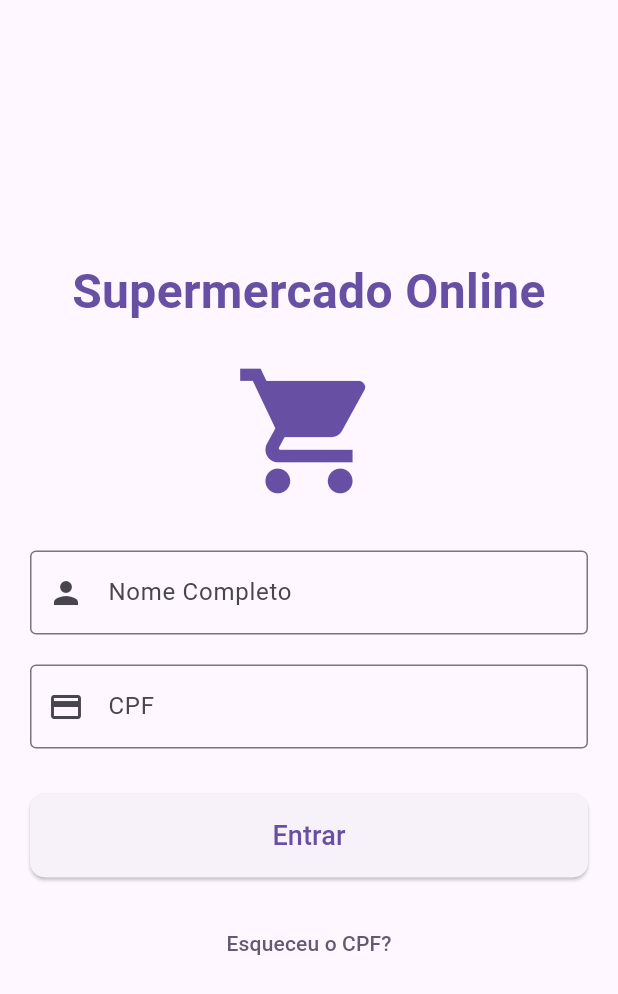
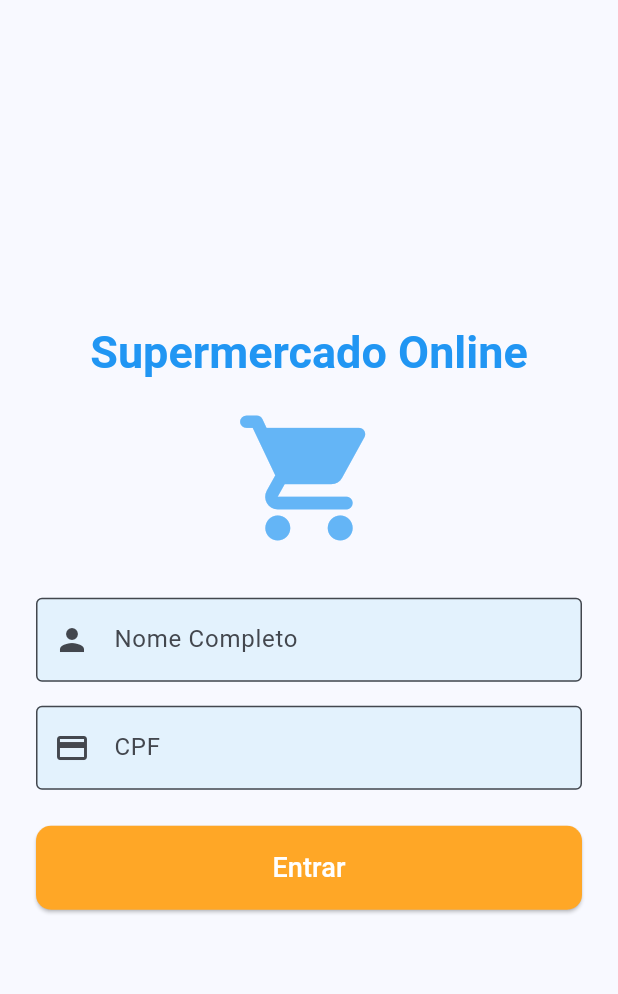
Before and after one commit to manuluzz/CarrinhoDeSupermercado, a Flutter app: the screen it shows after launch, on a phone screen of 412 x 824 dp. Shown: the top 994 px of the screen. Run offline on Flutter 3.47's test engine with Material 3 defaults, Android fonts, the phone set to English and light mode, and no system bars; our stand-ins replace flutter_blue.

Commit message:
código funcionando corretamente

```diff
--- a/lib/login_screen.dart
+++ b/lib/login_screen.dart
@@ -1,16 +1,83 @@
-// login_screen.dart
-// ignore_for_file: use_key_in_widget_constructors
-
 import 'package:flutter/material.dart';
 import 'pdv_screen.dart';
 
-class LoginScreen extends StatelessWidget {
+class LoginScreen extends StatefulWidget {
+  @override
+  State<LoginScreen> createState() => _LoginScreenState();
+}
+
+class _LoginScreenState extends State<LoginScreen> {
+  final TextEditingController _nameController = TextEditingController();
+  final TextEditingController _cpfController = TextEditingController();
+
+  bool _isNameValid = true;
+  bool _isCpfValid = true;
+
+  String? _validateCPF(String cpf) {
+    cpf = cpf.replaceAll(RegExp(r'\D'), ''); // Remove tudo que não é número
+    if (cpf.length != 11) return "CPF inválido.";
+
+    if (RegExp(r'^(\d)\1*$').hasMatch(cpf)) return "CPF inválido.";
+
+    List<int> numbers = cpf.split('').map((e) => int.parse(e)).toList();
+    int sum = 0;
+    for (int i = 0; i < 9; i++) {sum += numbers[i] * (10 - i);}
+    int firstDigit = (sum * 10 % 11) % 10;
+
+    sum = 0;
+    for (int i = 0; i < 10; i++) {sum += numbers[i] * (11 - i);}
+    int secondDigit = (sum * 10 % 11) % 10;
+
+    return (numbers[9] == firstDigit && numbers[10] == secondDigit) ? null : "CPF inválido.";
+  }
+
+  void _onLoginPressed() {
+    String name = _nameController.text.trim();
+    String cpf = _cpfController.text.trim();
+
+    setState(() {
+      _isNameValid = name.isNotEmpty;
+      _isCpfValid = _validateCPF(cpf) == null;
+
+      if (!_isNameValid && !_isCpfValid) {
+        _showErrorDialog("Informe seu nome e CPF.");
+      } else if (!_isNameValid) {
+        _showErrorDialog("Informe seu nome.");
+      } else if (!_isCpfValid) {
+        _showErrorDialog("Informe um CPF válido.");
+      } else {
+        Navigator.push(
+          context,
+          MaterialPageRoute(
+            builder: (context) => PDVScreen(clientName: name),
+          ),
+        );
+      }
+    });
+  }
+
+  void _showErrorDialog(String message) {
+    showDialog(
+      context: context,
+      builder: (context) => AlertDialog(
+        title: const Text("Erro"),
+        content: Text(message),
+        actions: [
+          TextButton(
+            onPressed: () => Navigator.pop(context),
+            child: const Text("OK"),
+          ),
+        ],
+      ),
+    );
+  }
+
   @override
   Widget build(BuildContext context) {
     return Scaffold(
       body: Center(
         child: SingleChildScrollView(
-          padding: EdgeInsets.all(20.0),
+          padding: const EdgeInsets.all(24.0),
           child: Column(
             mainAxisAlignment: MainAxisAlignment.center,
             crossAxisAlignment: CrossAxisAlignment.stretch,
@@ -18,62 +85,60 @@ class LoginScreen extends StatelessWidget {
               Text(
                 'Supermercado Online',
                 textAlign: TextAlign.center,
-                style: TextStyle(
-                  fontSize: 32.0,
-                  fontWeight: FontWeight.bold,
-                  color: Theme.of(context).primaryColor,
+                style: Theme.of(context).textTheme.displayMedium,
+              ),
+              const SizedBox(height: 16.0),
+              Icon(
+                Icons.shopping_cart_rounded,
+                size: 100.0,
+                color: Colors.blue.shade300,
+              ),
+              const SizedBox(height: 30.0),
+              TextField(
+                controller: _nameController,
+                decoration: InputDecoration(
+                  labelText: 'Nome Completo',
+                  filled: true,
+                  fillColor: Colors.blue.shade50,
+                  border: OutlineInputBorder(
+                    borderSide: BorderSide(
+                      color: _isNameValid ? Colors.grey : Colors.red,
+                    ),
+                  ),
+                  prefixIcon: const Icon(Icons.person),
+                  errorText: !_isNameValid ? "Campo obrigatório" : null,
                 ),
               ),
-              SizedBox(height: 20.0),
-              Icon(
-                Icons.shopping_cart,
-                size: 100.0,
-                color: Theme.of(context).primaryColor,
-              ),
-              SizedBox(height: 30.0),
+              const SizedBox(height: 16.0),
               TextField(
-                decoration: InputDecoration(
-                  labelText: 'Nome Completo',
-                  border: OutlineInputBorder(),
-                  prefixIcon: Icon(Icons.person),
-                ),
-              ),
-              SizedBox(height: 20.0),
-              TextField(
+                controller: _cpfController,
                 keyboardType: TextInputType.number,
                 decoration: InputDecoration(
                   labelText: 'CPF',
-                  border: OutlineInputBorder(),
-                  prefixIcon: Icon(Icons.credit_card),
+                  filled: true,
+                  fillColor: Colors.blue.shade50,
+                  border: OutlineInputBorder(
+                    borderSide: BorderSide(
+                      color: _isCpfValid ? Colors.grey : Colors.red,
+                    ),
+                  ),
+                  prefixIcon: const Icon(Icons.credit_card),
+                  errorText: !_isCpfValid ? "CPF inválido" : null,
                 ),
               ),
-              SizedBox(height: 30.0),
+              const SizedBox(height: 24.0),
               ElevatedButton(
-                onPressed: () {
-  Navigator.push(
-    context,
-    MaterialPageRoute(builder: (context) => const PDVScreen()),
-  );
-},
+                onPressed: _onLoginPressed,
                 style: ElevatedButton.styleFrom(
-                  padding: EdgeInsets.symmetric(vertical: 15.0),
+                  backgroundColor: Colors.orange.shade400,
+                  padding: const EdgeInsets.symmetric(vertical: 15.0),
                   shape: RoundedRectangleBorder(
                     borderRadius: BorderRadius.circular(10.0),
                   ),
                 ),
-                child: Text(
+                child: const Text(
                   'Entrar',
-                  style: TextStyle(fontSize: 18.0),
-                ),
-              ),
-              SizedBox(height: 20.0),
-              TextButton(
-                onPressed: () {
-                  // Adicione a lógica de esquecimento de CPF aqui
-                },
-                child: Text(
-                  'Esqueceu o CPF?',
-                  style: TextStyle(color: Theme.of(context).colorScheme.secondary),
+                  style: TextStyle(fontSize: 18.0, color: Colors.white),
                 ),
               ),
             ],
--- a/lib/main.dart
+++ b/lib/main.dart
@@ -12,8 +12,15 @@ class SupermarketApp extends StatelessWidget {
     return MaterialApp(
       debugShowCheckedModeBanner: false,
       theme: ThemeData(
-        primarySwatch: Colors.green,
+        colorScheme: ColorScheme.fromSeed(seedColor: Colors.blue),
         useMaterial3: true,
+        textTheme: const TextTheme(
+          displayMedium: TextStyle(
+            fontSize: 30.0,
+            fontWeight: FontWeight.bold,
+            color: Colors.blue,
+          ),
+        ),
       ),
       home: LoginScreen(),
     );
```
Also changed, not shown: lib/pdv_screen.dart (+16 -9 lines).
